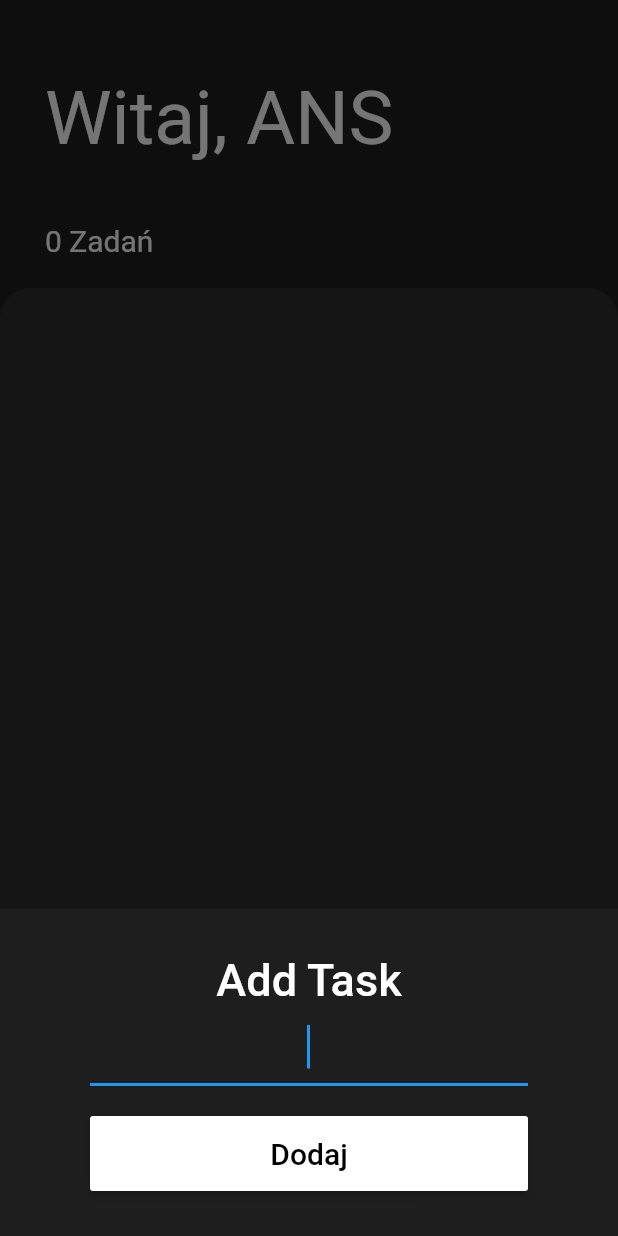
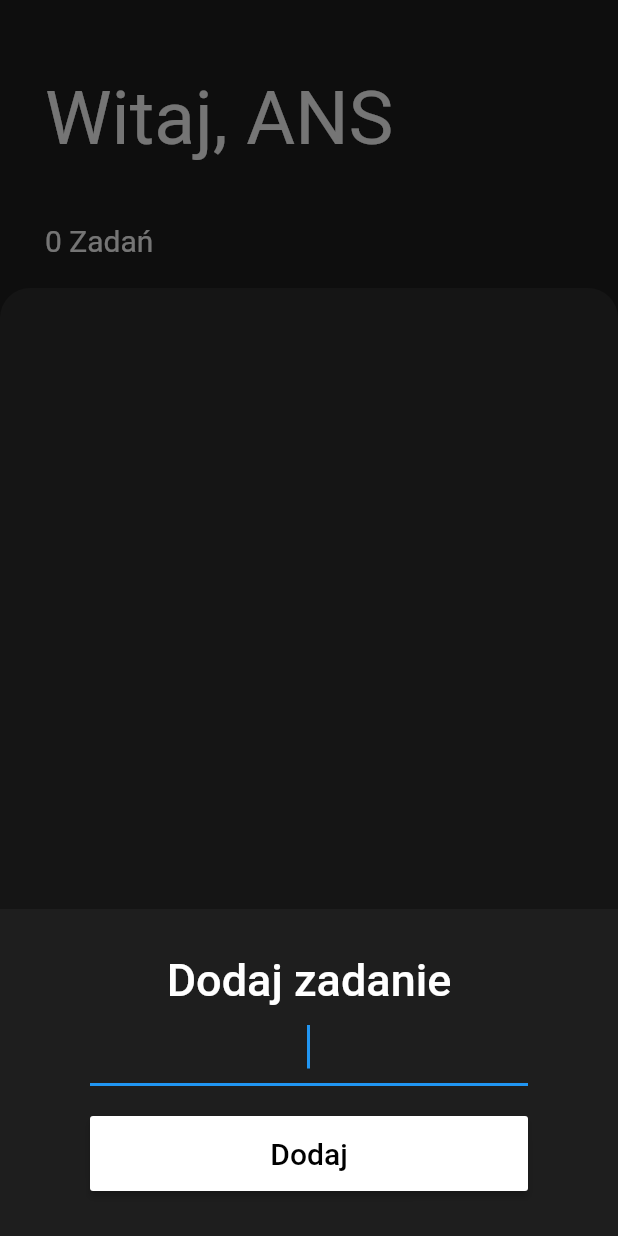
Before and after one commit to ZYZIUS/your_bussines_new, a Flutter app: the screen it shows after launch, item 2 of the bottom bar chosen, on a phone screen of 412 x 824 dp. Run offline on Flutter 3.47's test engine with Material 2 defaults, Android fonts, the phone set to English and light mode, and no system bars.

```diff
--- a/lib/screens/add_task_screen.dart
+++ b/lib/screens/add_task_screen.dart
@@ -20,7 +20,7 @@ class AddTaskScreen extends StatelessWidget {
           crossAxisAlignment: CrossAxisAlignment.stretch,
           children: <Widget>[
             const Text(
-              'Add Task',
+              'Dodaj zadanie',
               textAlign: TextAlign.center,
               style: TextStyle(
                 color: Colors.white,
@@ -32,6 +32,7 @@ class AddTaskScreen extends StatelessWidget {
               autofocus: true,
               textAlign: TextAlign.center,
               style: const TextStyle(
+                color: Colors.white,
                 fontSize: 25.0,
               ),
               onChanged: (newText) {
```
